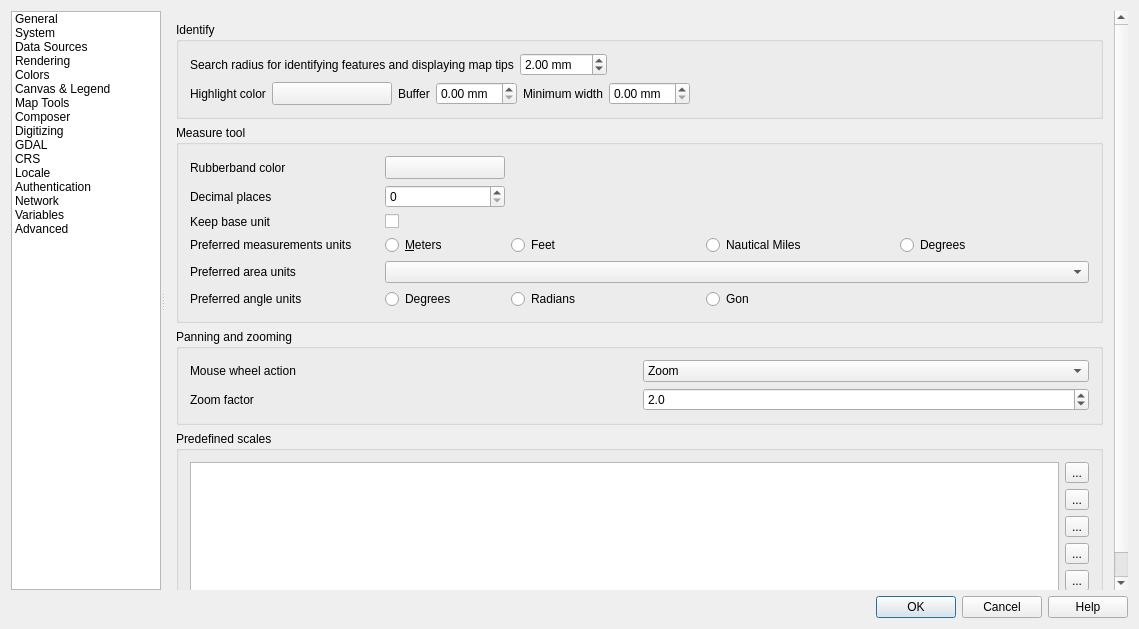
Before: the Qt Designer form src/ui/qgsoptionsbase.ui in qgis/QGIS, drawn with Qt 5.
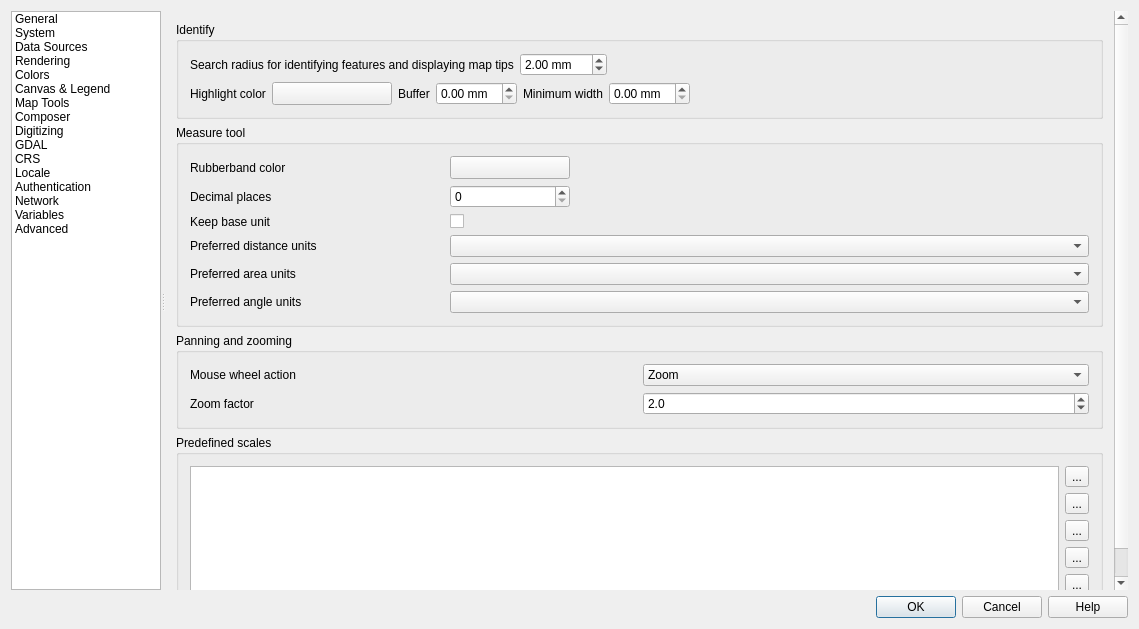
After: the same form once the commit is applied. Icons and pictures are not drawn. Custom widgets are drawn as their Qt base class.

Commit message: Move handling of angular units to QgsUnitTypes, swap angle and distance radio buttons to combo boxes in options dialog for consistency with project properties

Patch:
```diff
--- a/src/ui/qgsoptionsbase.ui
+++ b/src/ui/qgsoptionsbase.ui
@@ -2990,7 +2990,7 @@
                 <x>0</x>
                 <y>0</y>
                 <width>949</width>
-                <height>635</height>
+                <height>645</height>
                </rect>
               </property>
               <layout class="QVBoxLayout" name="verticalLayout_30">
@@ -3141,84 +3141,20 @@
                   <string>Measure tool</string>
                  </property>
                  <layout class="QGridLayout" name="gridLayout_21">
-                  <item row="5" column="3">
-                   <widget class="QRadioButton" name="radNautical">
+                  <item row="3" column="0">
+                   <widget class="QLabel" name="textLabel1_11">
                     <property name="text">
-                     <string>Nautical Miles</string>
+                     <string>Preferred distance units</string>
                     </property>
                    </widget>
                   </item>
-                  <item row="7" column="1">
-                   <widget class="QRadioButton" name="mDegreesRadioButton">
-                    <property name="text">
-                     <string>Degrees</string>
-                    </property>
-                   </widget>
+                  <item row="4" column="1" colspan="3">
+                   <widget class="QComboBox" name="mAreaUnitsComboBox"/>
                   </item>
-                  <item row="5" column="4">
-                   <widget class="QRadioButton" name="radDegrees">
-                    <property name="text">
-                     <string>Degrees</string>
-                    </property>
-                   </widget>
+                  <item row="3" column="1" colspan="3">
+                   <widget class="QComboBox" name="mDistanceUnitsComboBox"/>
                   </item>
-                  <item row="7" column="2">
-                   <widget class="QRadioButton" name="mRadiansRadioButton">
-                    <property name="text">
-                     <string>Radians</string>
-                    </property>
-                   </widget>
-                  </item>
-                  <item row="7" column="0">
-                   <widget class="QLabel" name="mAngleUnitsLabel">
-                    <property name="text">
-                     <string>Preferred angle units</string>
-                    </property>
-                   </widget>
-                  </item>
-                  <item row="3" column="1">
-                   <widget class="QSpinBox" name="mDecimalPlacesSpinBox"/>
-                  </item>
-                  <item row="2" column="1">
-                   <widget class="QgsColorButtonV2" name="pbnMeasureColor">
-                    <property name="sizePolicy">
-                     <sizepolicy hsizetype="Fixed" vsizetype="Fixed">
-                      <horstretch>0</horstretch>
-                      <verstretch>0</verstretch>
-                     </sizepolicy>
-                    </property>
-                    <property name="minimumSize">
-                     <size>
-                      <width>120</width>
-                      <height>0</height>
-                     </size>
-                    </property>
-                    <property name="maximumSize">
-                     <size>
-                      <width>120</width>
-                      <height>16777215</height>
-                     </size>
-                    </property>
-                    <property name="text">
-                     <string/>
-                    </property>
-                   </widget>
-                  </item>
-                  <item row="5" column="1">
-                   <widget class="QRadioButton" name="radMeters">
-                    <property name="text">
-                     <string>&amp;Meters</string>
-                    </property>
-                   </widget>
-                  </item>
-                  <item row="5" column="2">
-                   <widget class="QRadioButton" name="radFeet">
-                    <property name="text">
-                     <string>Feet</string>
-                    </property>
-                   </widget>
-                  </item>
-                  <item row="4" column="0">
+                  <item row="2" column="0">
                    <widget class="QLabel" name="label_13">
                     <property name="toolTip">
                      <string>If unchecked large numbers will be converted from m. to km. and from ft. to miles</string>
@@ -3228,28 +3164,24 @@
                     </property>
                    </widget>
                   </item>
-                  <item row="7" column="3">
-                   <widget class="QRadioButton" name="mGonRadioButton">
+                  <item row="1" column="1">
+                   <widget class="QSpinBox" name="mDecimalPlacesSpinBox"/>
+                  </item>
+                  <item row="1" column="0">
+                   <widget class="QLabel" name="label_12">
                     <property name="text">
-                     <string>Gon</string>
+                     <string>Decimal places</string>
                     </property>
                    </widget>
                   </item>
-                  <item row="2" column="0">
+                  <item row="0" column="0">
                    <widget class="QLabel" name="textLabel1_10">
                     <property name="text">
                      <string>Rubberband color</string>
                     </property>
                    </widget>
                   </item>
-                  <item row="5" column="0">
-                   <widget class="QLabel" name="textLabel1_11">
-                    <property name="text">
-                     <string>Preferred measurements units</string>
-                    </property>
-                   </widget>
-                  </item>
-                  <item row="2" column="2" colspan="3">
+                  <item row="0" column="2" colspan="2">
                    <spacer>
                     <property name="orientation">
                      <enum>Qt::Horizontal</enum>
@@ -3262,29 +3194,54 @@
                     </property>
                    </spacer>
                   </item>
-                  <item row="3" column="0">
-                   <widget class="QLabel" name="label_12">
-                    <property name="text">
-                     <string>Decimal places</string>
-                    </property>
-                   </widget>
-                  </item>
-                  <item row="4" column="1">
-                   <widget class="QCheckBox" name="mKeepBaseUnitCheckBox">
-                    <property name="text">
-                     <string/>
-                    </property>
-                   </widget>
-                  </item>
-                  <item row="6" column="0">
+                  <item row="4" column="0">
                    <widget class="QLabel" name="textLabel1_14">
                     <property name="text">
                      <string>Preferred area units</string>
                     </property>
                    </widget>
                   </item>
-                  <item row="6" column="1" colspan="4">
-                   <widget class="QComboBox" name="mAreaUnitsComboBox"/>
+                  <item row="2" column="1">
+                   <widget class="QCheckBox" name="mKeepBaseUnitCheckBox">
+                    <property name="text">
+                     <string/>
+                    </property>
+                   </widget>
+                  </item>
+                  <item row="5" column="0">
+                   <widget class="QLabel" name="mAngleUnitsLabel">
+                    <property name="text">
+                     <string>Preferred angle units</string>
+                    </property>
+                   </widget>
+                  </item>
+                  <item row="5" column="1" colspan="3">
+                   <widget class="QComboBox" name="mAngleUnitsComboBox"/>
+                  </item>
+                  <item row="0" column="1">
+                   <widget class="QgsColorButtonV2" name="pbnMeasureColor">
+                    <property name="sizePolicy">
+                     <sizepolicy hsizetype="Fixed" vsizetype="Fixed">
+                      <horstretch>0</horstretch>
+                      <verstretch>0</verstretch>
+                     </sizepolicy>
+                    </property>
+                    <property name="minimumSize">
+                     <size>
+                      <width>120</width>
+                      <height>0</height>
+                     </size>
+                    </property>
+                    <property name="maximumSize">
+                     <size>
+                      <width>120</width>
+                      <height>16777215</height>
+                     </size>
+                    </property>
+                    <property name="text">
+                     <string/>
+                    </property>
+                   </widget>
                   </item>
                  </layout>
                 </widget>
```
Left out of the diff: 26 changed lines with no effect on the pictures. The commit also changes 6 other files.
